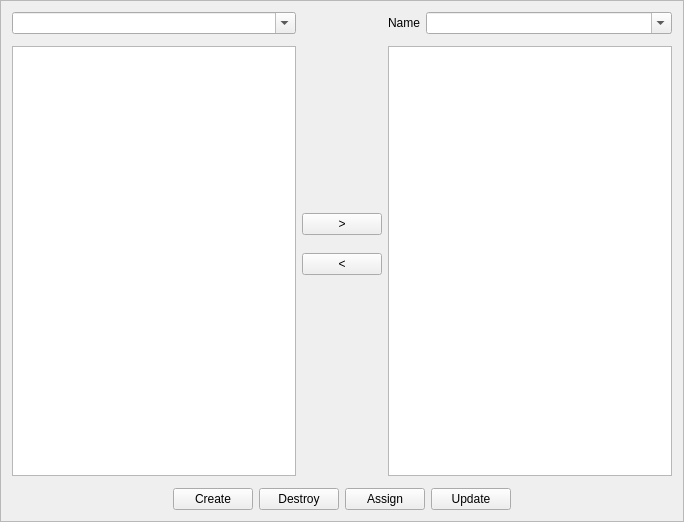
The window that librecad/src/ui/components/creators/widgetcreator.ui (LibreCAD/LibreCAD) describes before a commit, drawn with Qt 5.
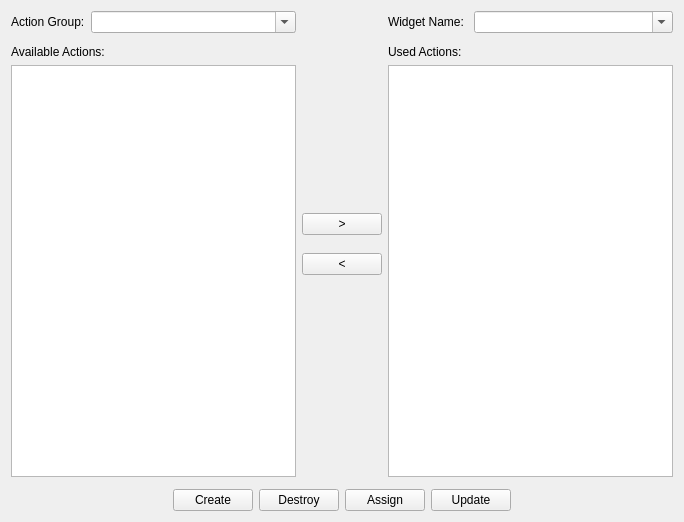
The same window after the commit. Custom widgets are drawn as their Qt base class.

Commit message: Status bar, grids, options, version check, fixes (#1901)

```diff
--- a/librecad/src/ui/components/creators/widgetcreator.ui
+++ b/librecad/src/ui/components/creators/widgetcreator.ui
@@ -14,10 +14,10 @@
    <string>Frame</string>
   </property>
   <property name="frameShape">
-   <enum>QFrame::StyledPanel</enum>
+   <enum>QFrame::NoFrame</enum>
   </property>
   <property name="frameShadow">
-   <enum>QFrame::Raised</enum>
+   <enum>QFrame::Plain</enum>
   </property>
   <layout class="QVBoxLayout" name="verticalLayout">
    <item>
@@ -28,7 +28,7 @@
      <property name="frameShadow">
       <enum>QFrame::Raised</enum>
      </property>
-     <layout class="QHBoxLayout" name="horizontalLayout">
+     <layout class="QGridLayout" name="gridLayout">
       <property name="leftMargin">
        <number>0</number>
       </property>
@@ -41,7 +41,7 @@
       <property name="bottomMargin">
        <number>0</number>
       </property>
-      <item>
+      <item row="0" column="0">
        <widget class="QFrame" name="frame_2">
         <property name="frameShape">
          <enum>QFrame::NoFrame</enum>
@@ -83,6 +83,13 @@
             <property name="bottomMargin">
              <number>6</number>
             </property>
+            <item>
+             <widget class="QLabel" name="label_2">
+              <property name="text">
+               <string>Action Group:</string>
+              </property>
+             </widget>
+            </item>
             <item>
              <widget class="QComboBox" name="categories_combobox">
               <property name="sizePolicy">
@@ -91,6 +98,9 @@
                 <verstretch>0</verstretch>
                </sizepolicy>
               </property>
+              <property name="toolTip">
+               <string>Select action group with actions</string>
+              </property>
               <property name="editable">
                <bool>true</bool>
               </property>
@@ -99,13 +109,20 @@
            </layout>
           </widget>
          </item>
+         <item>
+          <widget class="QLabel" name="label_3">
+           <property name="text">
+            <string>Available Actions:</string>
+           </property>
+          </widget>
+         </item>
          <item>
           <widget class="ActionList" name="offered_actions"/>
          </item>
         </layout>
        </widget>
       </item>
-      <item alignment="Qt::AlignHCenter|Qt::AlignVCenter">
+      <item row="0" column="1">
        <widget class="QFrame" name="frame_5">
         <property name="sizePolicy">
          <sizepolicy hsizetype="Maximum" vsizetype="Maximum">
@@ -143,6 +160,9 @@
              <verstretch>0</verstretch>
             </sizepolicy>
            </property>
+           <property name="toolTip">
+            <string>Add selected item to list of used actions</string>
+           </property>
            <property name="text">
             <string>&gt;</string>
            </property>
@@ -162,6 +182,9 @@
              <verstretch>0</verstretch>
             </sizepolicy>
            </property>
+           <property name="toolTip">
+            <string>Remove selected item from list of used actions</string>
+           </property>
            <property name="text">
             <string>&lt;</string>
            </property>
@@ -176,7 +199,7 @@
         </layout>
        </widget>
       </item>
-      <item>
+      <item row="0" column="2">
        <widget class="QFrame" name="widget_list">
         <property name="frameShape">
          <enum>QFrame::NoFrame</enum>
@@ -227,12 +250,15 @@
                </sizepolicy>
               </property>
               <property name="text">
-               <string>Name</string>
+               <string>Widget Name: </string>
               </property>
              </widget>
             </item>
             <item>
              <widget class="QComboBox" name="combo">
+              <property name="toolTip">
+               <string>Select name of widget to edit or create</string>
+              </property>
               <property name="editable">
                <bool>true</bool>
               </property>
@@ -241,6 +267,13 @@
            </layout>
           </widget>
          </item>
+         <item>
+          <widget class="QLabel" name="label_4">
+           <property name="text">
+            <string>Used Actions:</string>
+           </property>
+          </widget>
+         </item>
          <item>
           <widget class="ActionList" name="chosen_actions"/>
          </item>
```
The commit also changes 196 other files.
